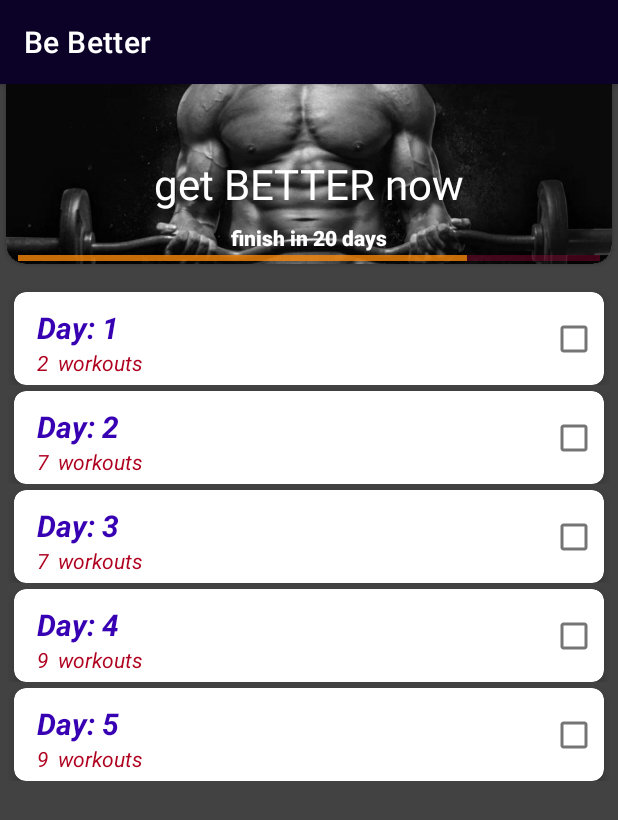
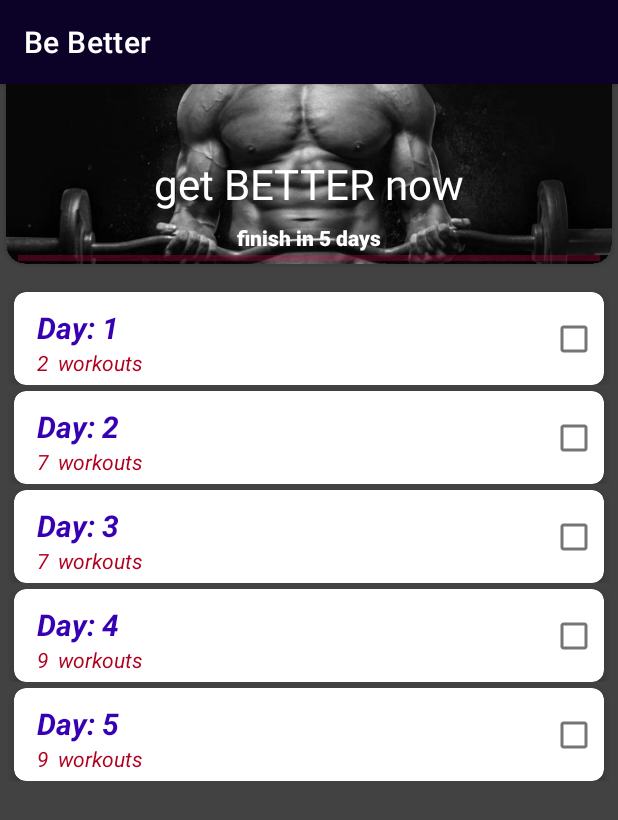
Before and after one commit to DT5GEN/Be_Better_Now, an Android app: the screen it shows after launch (MainActivity), on a phone screen of 412 x 824 dp. Shown: the top 820 px of the screen. Run offline under Robolectric (Android 15) with nearby library versions, the phone set to English and light mode, and no system bars; Roboto replaces fonts that are not available here.

Commit message:
update progress  info

```diff
--- a/app/src/main/java/com/deeppowercrew/bebetternow/fragments/DaysFragment.kt
+++ b/app/src/main/java/com/deeppowercrew/bebetternow/fragments/DaysFragment.kt
@@ -13,7 +13,7 @@ import com.deeppowercrew.bebetternow.R
 import com.deeppowercrew.bebetternow.adapters.DayModel
 import com.deeppowercrew.bebetternow.adapters.DaysAdapter
 import com.deeppowercrew.bebetternow.adapters.ExerciseModel
-import com.deeppowercrew.bebetternow.databinding.FragmentDaysBinding
+import com.deeppowercrew.bebetternow.databinding.DaysFragmentBinding
 import com.deeppowercrew.bebetternow.utils.FragmentManager
 import com.deeppowercrew.bebetternow.utils.MainViewModel
 
@@ -23,7 +23,7 @@ import com.deeppowercrew.bebetternow.utils.MainViewModel
  */
 class DaysFragment : Fragment(), DaysAdapter.Listener {
 
-    private lateinit var binding: FragmentDaysBinding
+    private lateinit var binding: DaysFragmentBinding
     private var actionBarText: ActionBar? = null
     private val model: MainViewModel by activityViewModels()
 
@@ -31,7 +31,7 @@ class DaysFragment : Fragment(), DaysAdapter.Listener {
         inflater: LayoutInflater, container: ViewGroup?,
         savedInstanceState: Bundle?
     ): View {
-        binding = FragmentDaysBinding.inflate(inflater, container, false)
+        binding = DaysFragmentBinding.inflate(inflater, container, false)
         return binding.root
     }
 
@@ -53,12 +53,26 @@ class DaysFragment : Fragment(), DaysAdapter.Listener {
 
     private fun fillDaysArray(): ArrayList<DayModel> {
         val tempArray = ArrayList<DayModel>()
+        var successfulDays = 0
         resources.getStringArray(R.array.day_exercise).forEach {
             model.currentDay++
             val exCounter = it.split(",").size
             tempArray.add(DayModel(it, 0, model.getExerciseCount() == exCounter))
         }
+
+        binding.progressBar.max = tempArray.size
+
+        tempArray.forEach {
+            if (it.isDone) successfulDays++
+        }
+        updateSuccessfulDaysUI(tempArray.size - successfulDays, tempArray.size)
         return tempArray
+    }
+
+    private fun updateSuccessfulDaysUI(sucDays: Int, days: Int) = with(binding) {
+        val rDays = getString(R.string.finish) + " $sucDays " + getString(R.string.days_left)
+        fragmentDaysStatusText.text = rDays
+        progressBar.progress = days - sucDays
     }
 
     private fun fillExerciseList(day: DayModel) {
--- a/app/src/main/res/values/strings.xml
+++ b/app/src/main/res/values/strings.xml
@@ -5,9 +5,11 @@
     <string name="workouts">  workouts</string>
     <string name="waiting_message"> get ready </string>
     <string name="start_button"> start </string>
-    <string name="days"> training days </string>
+    <string name="training_days"> training days </string>
     <string name="exercises_list"> your exercises </string>
     <string name="next_button"> next </string>
     <string name="well_done"> well done</string>
+    <string name="finish"> finish in  </string>
+    <string name="days_left"> days</string>
 
 </resources>
```
Also changed, not shown: app/src/main/res/layout/days_fragment.xml (renamed from app/src/main/res/layout/fragment_days.xml).
